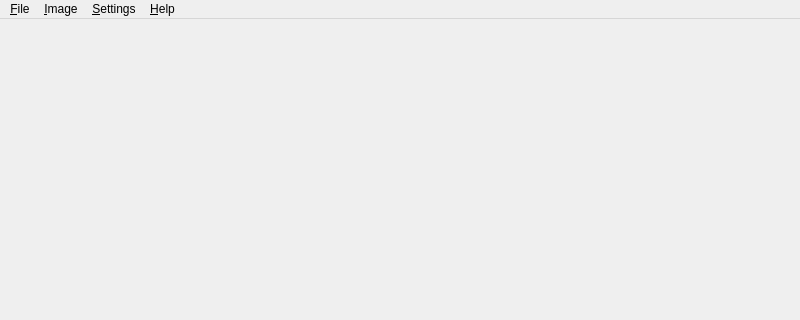
Qt form src/qtui/kitsuneui.ui (georgjz/kitsune) before a commit; both pictures show x 0 to 800 and y 0 to 320 of the 800 by 600 pixel window.
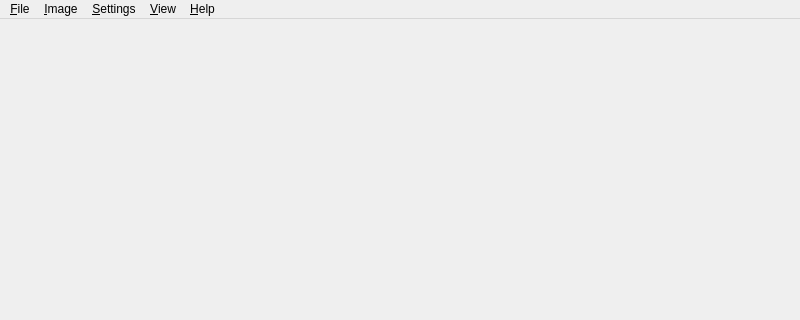
The same form after that commit.

Patch:
```diff
--- a/src/qtui/kitsuneui.ui
+++ b/src/qtui/kitsuneui.ui
@@ -81,9 +81,18 @@
     </widget>
     <addaction name="menuBit_Format"/>
    </widget>
+   <widget class="QMenu" name="menuView">
+    <property name="title">
+     <string>&amp;View</string>
+    </property>
+    <addaction name="zoomResetAct"/>
+    <addaction name="zoomInAct"/>
+    <addaction name="zoomOutAct"/>
+   </widget>
    <addaction name="menuFile"/>
    <addaction name="menuImage"/>
    <addaction name="menuSettings"/>
+   <addaction name="menuView"/>
    <addaction name="menuHelp"/>
   </widget>
   <widget class="QStatusBar" name="statusBar"/>
```
Left out of the diff: 15 changed lines with no effect on the pictures.
